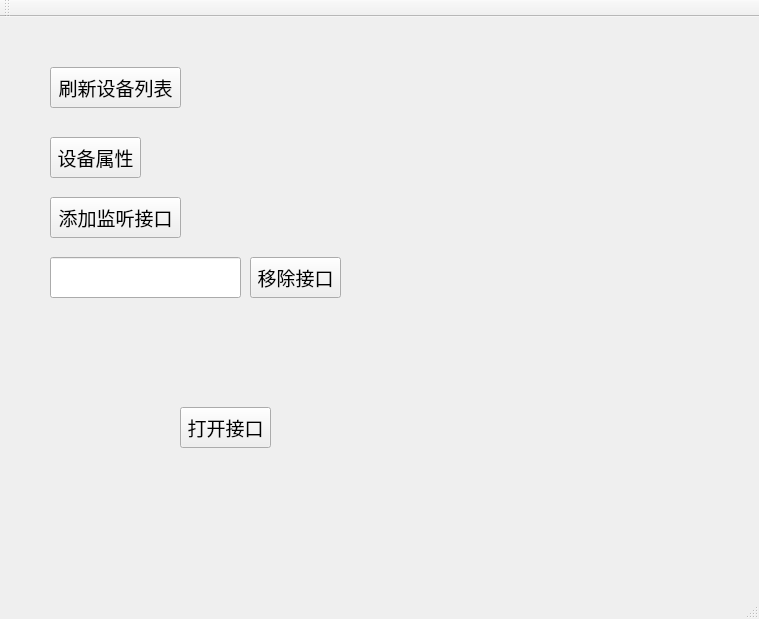
The window that Invador/mainwindow.ui (gaoyichao/Invador) describes before a commit, drawn with Qt 5.
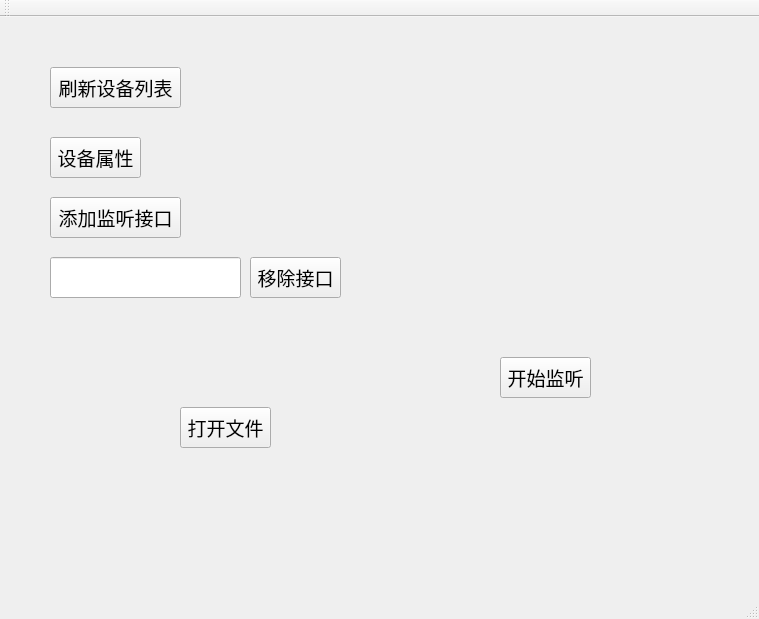
The same window after the commit.

The edit to the form file:
```diff
--- a/Invador/mainwindow.ui
+++ b/Invador/mainwindow.ui
@@ -91,7 +91,20 @@
      </rect>
     </property>
     <property name="text">
-     <string>打开接口</string>
+     <string>打开文件</string>
+    </property>
+   </widget>
+   <widget class="QPushButton" name="mDevPushButton_6">
+    <property name="geometry">
+     <rect>
+      <x>500</x>
+      <y>340</y>
+      <width>91</width>
+      <height>41</height>
+     </rect>
+    </property>
+    <property name="text">
+     <string>开始监听</string>
     </property>
    </widget>
   </widget>
```
